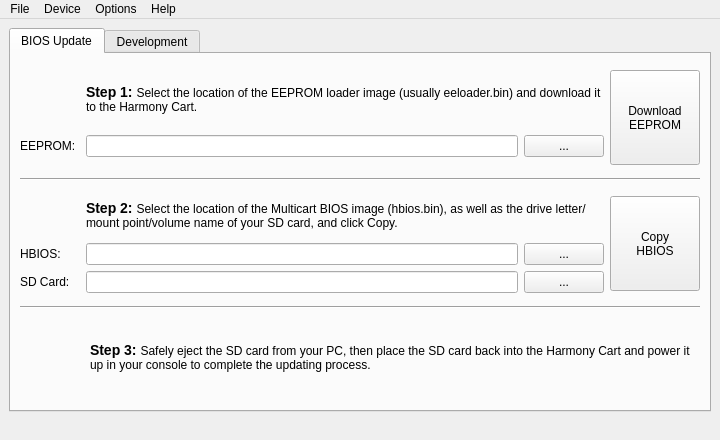
Above: harmonycartwindow.ui from sa666666/harmonycart before the change. Below: the same form after it.
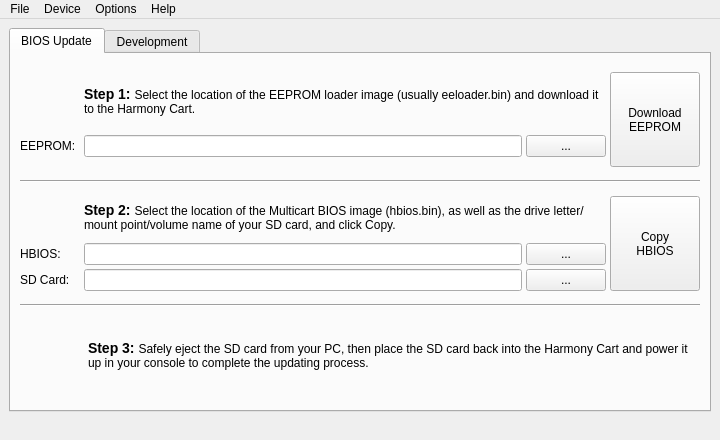
That is the form after the change. Icons and pictures are not drawn.

Commit message: Modified tab layouts so they look much better in OSX.

The edit to the form file:
```diff
--- a/harmonycartwindow.ui
+++ b/harmonycartwindow.ui
@@ -68,6 +68,9 @@
         <string>BIOS Update</string>
        </attribute>
        <layout class="QVBoxLayout" name="verticalLayout_2">
+        <property name="spacing">
+         <number>4</number>
+        </property>
         <item>
          <layout class="QHBoxLayout" name="horizontalLayout_5">
           <item>
```
Left out of the diff: 5 changed lines with no effect on the pictures.
